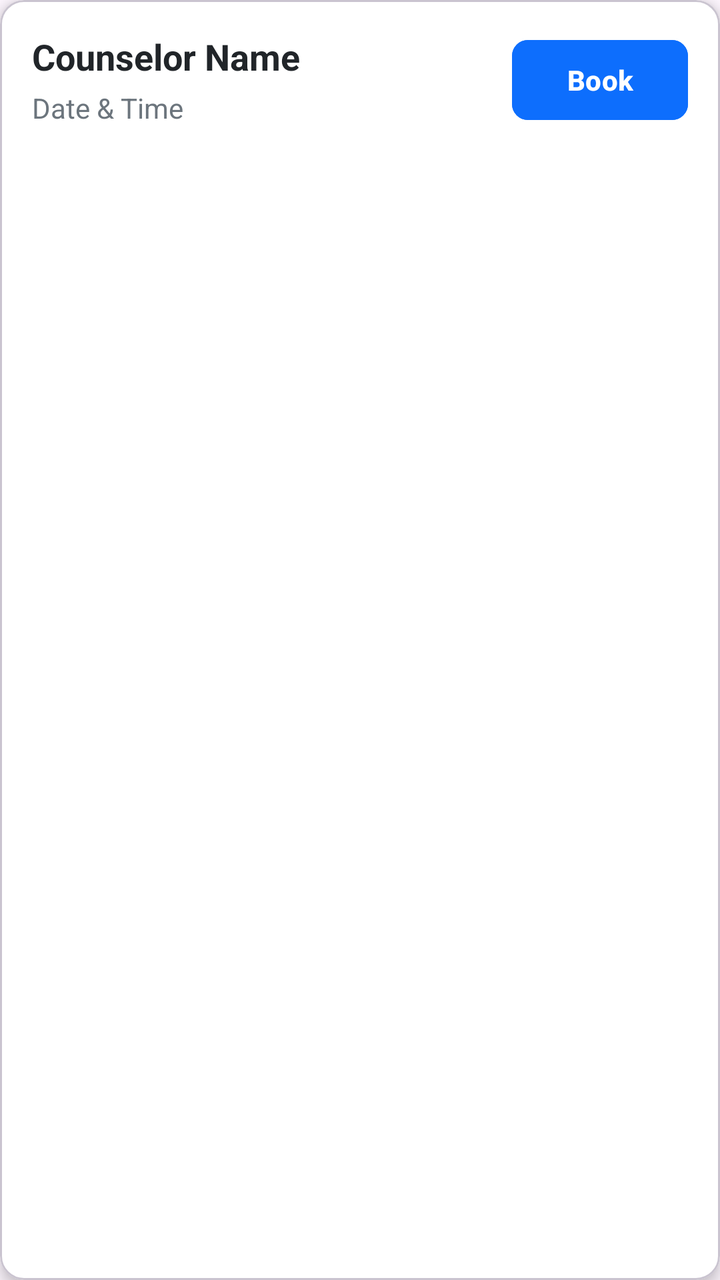
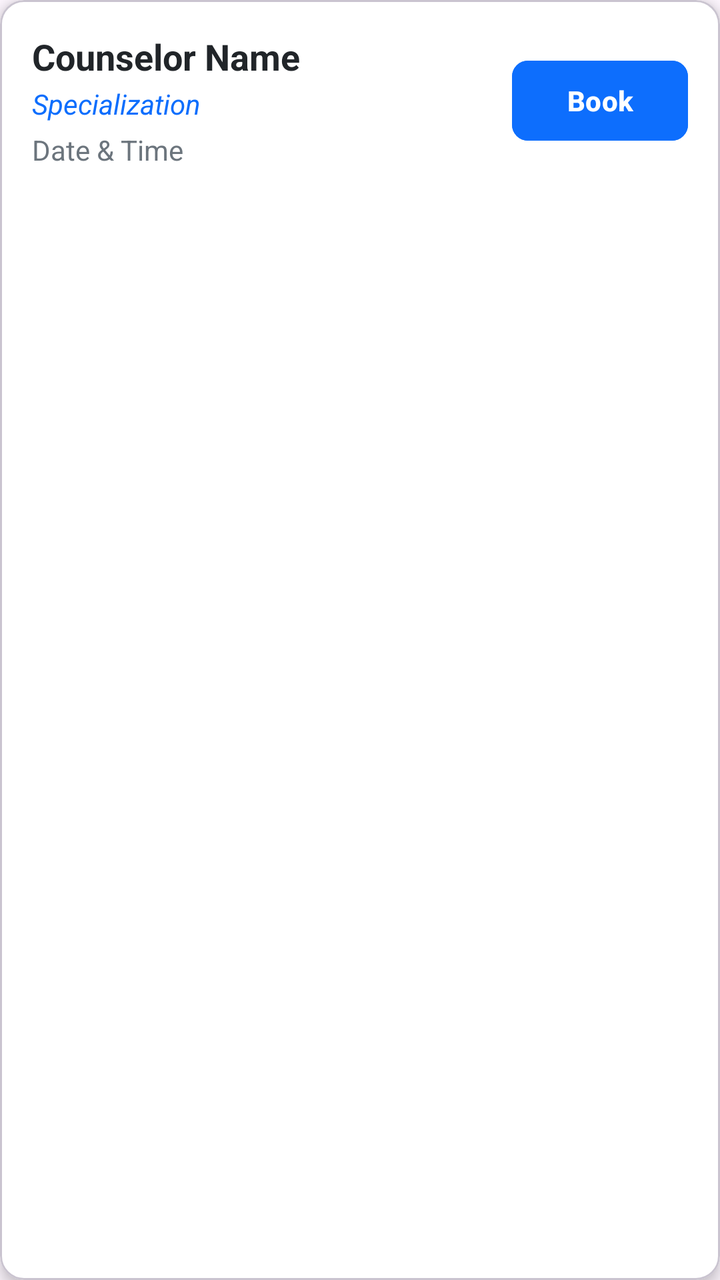

The first picture is an Android layout as it rendered before a commit; the second is the same layout after the commit. The layout source and the unified diff follow.
<!-- AndroidManifest.xml: application theme Theme.CounsellingApp -->
<!-- res/layout/item_slot.xml -->
<?xml version="1.0" encoding="utf-8"?>
<com.google.android.material.card.MaterialCardView xmlns:android="http://schemas.android.com/apk/res/android"
    xmlns:app="http://schemas.android.com/apk/res-auto"
    android:layout_width="match_parent"
    android:layout_height="wrap_content"
    android:layout_marginHorizontal="16dp"
    android:layout_marginBottom="12dp"
    app:cardCornerRadius="12dp"
    app:cardElevation="4dp"
    app:cardBackgroundColor="@android:color/white">

    <androidx.constraintlayout.widget.ConstraintLayout
        android:layout_width="match_parent"
        android:layout_height="wrap_content"
        android:padding="16dp">

        <TextView
            android:id="@+id/tvCounselorName"
            android:layout_width="0dp"
            android:layout_height="wrap_content"
            android:text="Counselor Name"
            android:textSize="18sp"
            android:textStyle="bold"
            android:textColor="#212529"
            app:layout_constraintTop_toTopOf="parent"
            app:layout_constraintStart_toStartOf="parent"
            app:layout_constraintEnd_toStartOf="@+id/btnBookSlot"
            android:layout_marginEnd="8dp"/>

        <TextView
            android:id="@+id/tvTime"
            android:layout_width="0dp"
            android:layout_height="wrap_content"
            android:text="Date &amp; Time"
            android:textSize="14sp"
            android:textColor="#6C757D"
            android:layout_marginTop="4dp"
            app:layout_constraintTop_toBottomOf="@id/tvCounselorName"
            app:layout_constraintStart_toStartOf="parent"
            app:layout_constraintEnd_toStartOf="@+id/btnBookSlot"
            android:layout_marginEnd="8dp"/>

        <com.google.android.material.button.MaterialButton
            android:id="@+id/btnBookSlot"
            android:layout_width="wrap_content"
            android:layout_height="wrap_content"
            android:text="Book"
            android:textAllCaps="false"
            android:textSize="14sp"
            android:textStyle="bold"
            app:cornerRadius="8dp"
            android:backgroundTint="#0D6EFD"
            app:layout_constraintTop_toTopOf="parent"
            app:layout_constraintBottom_toBottomOf="parent"
            app:layout_constraintEnd_toEndOf="parent"/>

    </androidx.constraintlayout.widget.ConstraintLayout>
</com.google.android.material.card.MaterialCardView>
<!-- resources referenced by this layout -->
<resources>
  <style name="Theme.CounsellingApp" parent="Base.Theme.CounsellingApp" />
  <style name="Base.Theme.CounsellingApp" parent="Theme.Material3.DayNight.NoActionBar">
          
          
      </style>
</resources>

<!-- the commit's change to res/layout/item_slot.xml (unified diff, before → after) -->
@@ -27,6 +27,21 @@
             app:layout_constraintEnd_toStartOf="@+id/btnBookSlot"
             android:layout_marginEnd="8dp"/>
 
+
+        <TextView
+            android:id="@+id/tvSpecialization"
+            android:layout_width="0dp"
+            android:layout_height="wrap_content"
+            android:text="Specialization"
+            android:textSize="14sp"
+            android:textColor="#0D6EFD"
+            android:textStyle="italic"
+            android:layout_marginTop="2dp"
+            app:layout_constraintTop_toBottomOf="@id/tvCounselorName"
+            app:layout_constraintStart_toStartOf="parent"
+            app:layout_constraintEnd_toStartOf="@+id/btnBookSlot"
+            android:layout_marginEnd="8dp"/>
+
         <TextView
             android:id="@+id/tvTime"
             android:layout_width="0dp"
@@ -35,10 +50,11 @@
             android:textSize="14sp"
             android:textColor="#6C757D"
             android:layout_marginTop="4dp"
-            app:layout_constraintTop_toBottomOf="@id/tvCounselorName"
+            app:layout_constraintTop_toBottomOf="@id/tvSpecialization"
             app:layout_constraintStart_toStartOf="parent"
             app:layout_constraintEnd_toStartOf="@+id/btnBookSlot"
             android:layout_marginEnd="8dp"/>
+
 
         <com.google.android.material.button.MaterialButton
             android:id="@+id/btnBookSlot"
